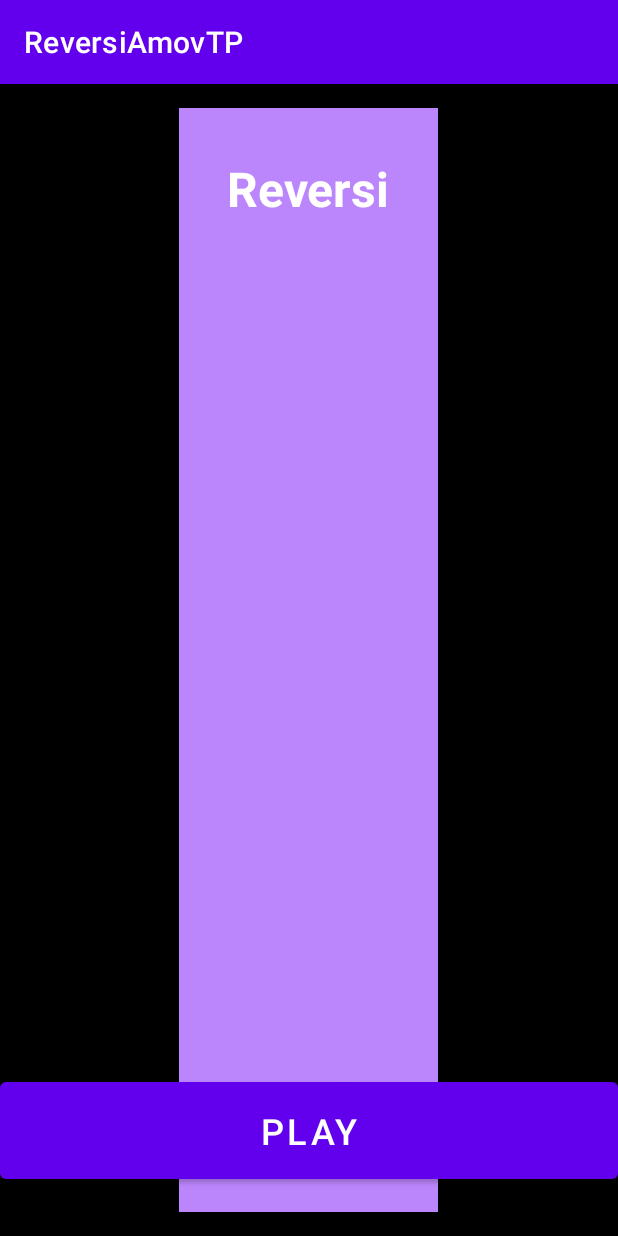
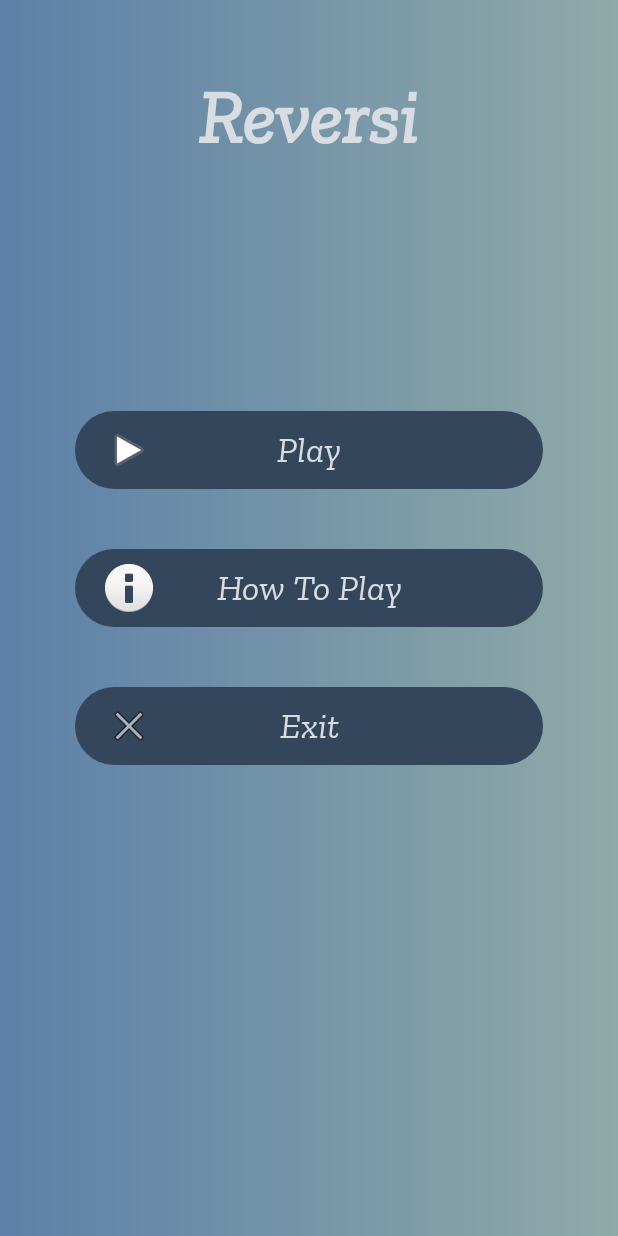
Before and after one commit to Diogo-Almeida3/Reversi, an Android app: the screen it shows after launch (MenuActivity), on a phone screen of 412 x 824 dp. Run offline under Robolectric (Android 15) with nearby library versions, the phone set to English and light mode, and no system bars.

Commit message:
Interface Menu with colors

```diff
--- /dev/null
+++ b/app/src/main/res/drawable/custom_background.xml
@@ -0,0 +1,4 @@
+<?xml version="1.0" encoding="utf-8"?>
+<shape xmlns:android="http://schemas.android.com/apk/res/android" android:shape="rectangle">
+    <gradient android:startColor="#5d80a8" android:endColor="@color/mantra" android:type="linear"/>
+</shape>
--- /dev/null
+++ b/app/src/main/res/drawable/rounded_corners.xml
@@ -0,0 +1,4 @@
+<?xml version="1.0" encoding="utf-8"?>
+<shape xmlns:android="http://schemas.android.com/apk/res/android" android:shape="rectangle">
+    <corners android:radius="50dp"></corners>
+</shape>
--- a/app/src/main/res/layout/activity_menu.xml
+++ b/app/src/main/res/layout/activity_menu.xml
@@ -4,7 +4,7 @@
     android:layout_height="match_parent"
     xmlns:tools="http://schemas.android.com/tools"
     tools:context=".activities.MenuActivity"
-    android:background="@color/black">
+    android:background="@drawable/custom_background">
 
     <TextView
 
@@ -12,29 +12,40 @@
         android:layout_margin="16dp"
         android:padding="32dp"
         android:textStyle="bold"
-        android:textSize="32sp"
-        android:background="@color/purple_200"
-        android:textColor="@color/white"
+        android:textSize="50sp"
+        android:textColor="@color/ar_puro"
         android:layout_width="wrap_content"
-        android:layout_height="match_parent"
+        android:layout_height="wrap_content"
         android:text="@string/reversi"
         />
 
     <LinearLayout
-        android:layout_gravity="center_horizontal|bottom"
         android:layout_width="match_parent"
         android:layout_height="wrap_content"
+        android:layout_gravity="center_vertical"
         android:orientation="vertical"
-        android:paddingVertical="32dp"
-        >
+        android:paddingVertical="20dp">
 
         <Button
-            android:layout_width="match_parent"
-            android:layout_height="wrap_content"
-            android:padding="16dp"
-            android:textSize="24sp"
+            android:id="@+id/btnPlay"
+            style="@style/ButtonMenu"
             android:text="@string/play"
-            />
+            android:paddingLeft="20dp"
+            android:drawableLeft="@android:drawable/ic_media_play"/>
+
+        <Button
+            android:id="@+id/btnRegras"
+            style="@style/ButtonMenu"
+            android:text="@string/rules"
+            android:paddingLeft="20dp"
+            android:drawableLeft="@android:drawable/ic_dialog_info"/>
+
+        <Button
+            android:id="@+id/btnExit"
+            style="@style/ButtonMenu"
+            android:text="@string/exit"
+            android:paddingLeft="20dp"
+            android:drawableLeft="@android:drawable/ic_menu_close_clear_cancel"/>
 
     </LinearLayout>
 
--- a/app/src/main/res/values/colors.xml
+++ b/app/src/main/res/values/colors.xml
@@ -1,10 +1,16 @@
 <?xml version="1.0" encoding="utf-8"?>
 <resources>
-    <color name="purple_200">#FFBB86FC</color>
-    <color name="purple_500">#FF6200EE</color>
-    <color name="purple_700">#FF3700B3</color>
-    <color name="teal_200">#FF03DAC5</color>
-    <color name="teal_700">#FF018786</color>
-    <color name="black">#FF000000</color>
-    <color name="white">#FFFFFFFF</color>
+    <!--<color name="cor_fundo_menu">@color/cor_fundo_menu</color>-->
+    <!--    <color name="dark_slate_gray">#17252A</color>-->
+    <!--    <color name="dark_cyan">#2B7A78</color>-->
+    <!--    <color name="cyan">#3AAFA9</color>-->
+    <!--    <color name="light_gray">#DEF2F1</color>-->
+    <!--    <color name="white">#FEFFFF</color>-->
+        <color name="ar_puro">#d7dde1</color>
+        <color name="mantra">#8faaa8</color>
+        <color name="contemplacao">#BBD0D1</color>
+        <color name="creme_canela">#e6cec4</color>
+        <color name="chao_batido">#cfb3a9</color>
+        <color name="azul_marinho">#33465c</color>
+
 </resources>
--- a/app/src/main/res/values/strings.xml
+++ b/app/src/main/res/values/strings.xml
@@ -2,4 +2,6 @@
     <string name="app_name">ReversiAmovTP</string>
     <string name="reversi">Reversi</string>
     <string name="play">Play</string>
+    <string name="rules">How To Play</string>
+    <string name="exit">Exit</string>
 </resources>
--- a/app/src/main/res/values/themes.xml
+++ b/app/src/main/res/values/themes.xml
@@ -1,16 +1,33 @@
 <resources xmlns:tools="http://schemas.android.com/tools">
     <!-- Base application theme. -->
-    <style name="Theme.ReversiAmovTP" parent="Theme.MaterialComponents.DayNight.DarkActionBar">
+    <style name="Theme.ReversiAmovTP" parent="Theme.MaterialComponents.Light.DarkActionBar">
         <!-- Primary brand color. -->
-        <item name="colorPrimary">@color/purple_500</item>
-        <item name="colorPrimaryVariant">@color/purple_700</item>
-        <item name="colorOnPrimary">@color/white</item>
+        <item name="colorPrimary">@color/azul_marinho</item>
+        <item name="colorPrimaryVariant">@color/mantra</item>
+        <item name="colorOnPrimary">@color/ar_puro</item>
         <!-- Secondary brand color. -->
-        <item name="colorSecondary">@color/teal_200</item>
-        <item name="colorSecondaryVariant">@color/teal_700</item>
-        <item name="colorOnSecondary">@color/black</item>
+        <item name="colorSecondary">@color/chao_batido</item>
+        <item name="colorSecondaryVariant">@color/creme_canela</item>
+        <item name="colorOnSecondary">@color/azul_marinho</item>
         <!-- Status bar color. -->
-        <item name="android:statusBarColor" tools:targetApi="l">?attr/colorPrimaryVariant</item>
+        <!--<item name="android:statusBarColor" tools:targetApi="l">?attr/colorPrimaryVariant</item> -->
         <!-- Customize your theme here. -->
+        <item name="textAllCaps">false</item>
+        <item name="android:fontFamily">@font/zilla</item>
+        <item name="windowActionBar">false</item>
+        <item name="windowNoTitle">true</item>
+
+    </style>
+
+    <style name="ButtonMenu" parent="android:Widget.Material.Button">
+
+        <item name="android:layout_width">match_parent</item>
+        <item name="android:layout_height">wrap_content</item>
+        <item name="android:paddingRight">60dp</item>-->
+        <item name="android:textSize">24dp</item>
+        <item name="android:layout_marginLeft">50dp</item>
+        <item name="android:layout_marginRight">50dp</item>
+        <item name="android:layout_marginBottom">40dp</item>
+        <item name="android:background">@drawable/rounded_corners</item>
     </style>
 </resources>
```
Also changed, not shown: app/src/main/res/font/zilla.ttf (added), 1 other file.
